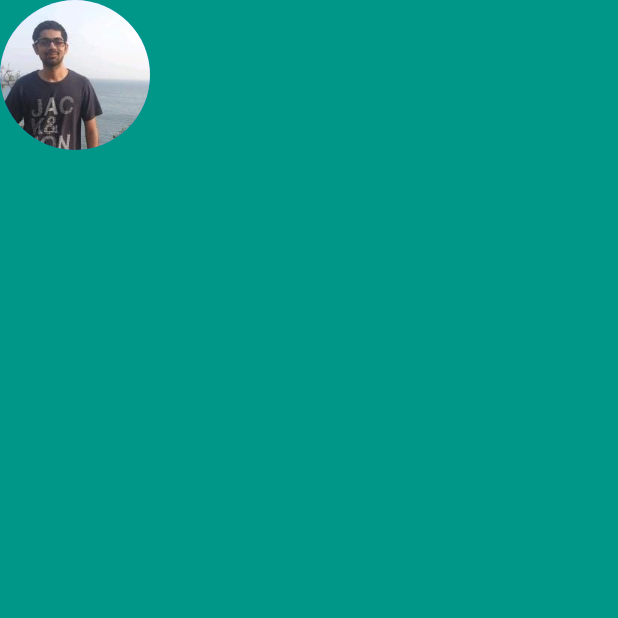
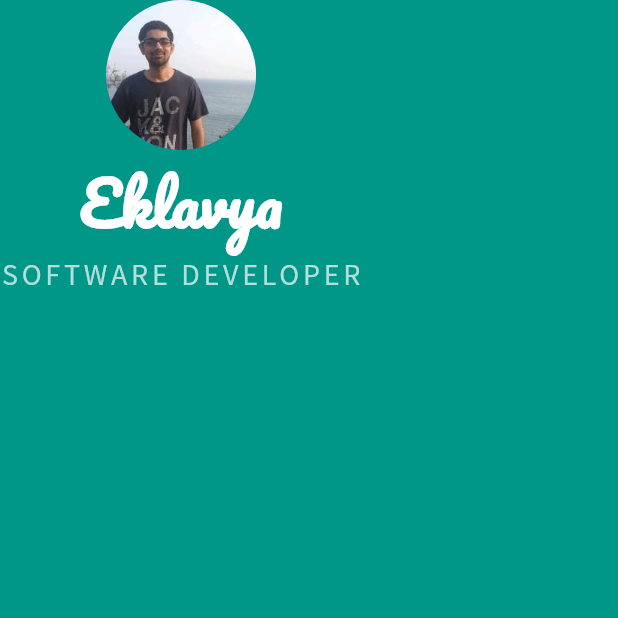
Before and after one commit to eklavyabhatia/personal_card, a Flutter app: the screen it shows after launch, on a phone screen of 412 x 824 dp, the top half of it. Run offline on Flutter 3.47's test engine with Material 2 defaults, Android fonts, the phone set to English and light mode, and no system bars.

Commit message:
create name and profession

```diff
--- a/lib/main.dart
+++ b/lib/main.dart
@@ -16,7 +16,23 @@ class MyApp extends StatelessWidget {
               CircleAvatar(
                 radius: 50,
                 backgroundImage: AssetImage('images/eklavya.jpeg'),
-              )
+              ),
+              Text(
+                "Eklavya",
+                style: TextStyle(
+                    fontFamily: 'Pacifico',
+                    color: Colors.white,
+                    fontSize: 40,
+                    fontWeight: FontWeight.bold),
+              ),
+              Text(
+                "SOFTWARE DEVELOPER",
+                style: TextStyle(
+                    fontFamily: 'SourceSansPro',
+                    color: Colors.teal.shade100,
+                    fontSize: 20,
+                    letterSpacing: 2.5),
+              ),
             ],
           ),
         ),
```
Also changed, not shown: pubspec.yaml (+7 -0 lines), fonts/Pacifico-Regular.ttf (added), fonts/SourceSansPro-Regular.ttf (added).
